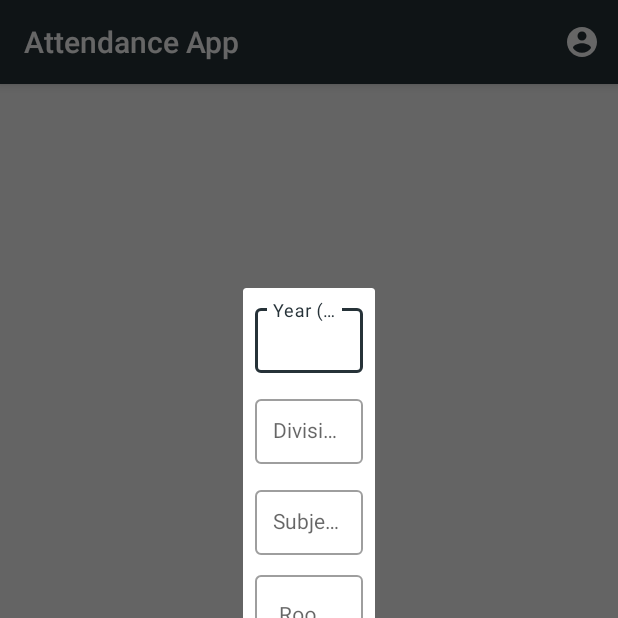
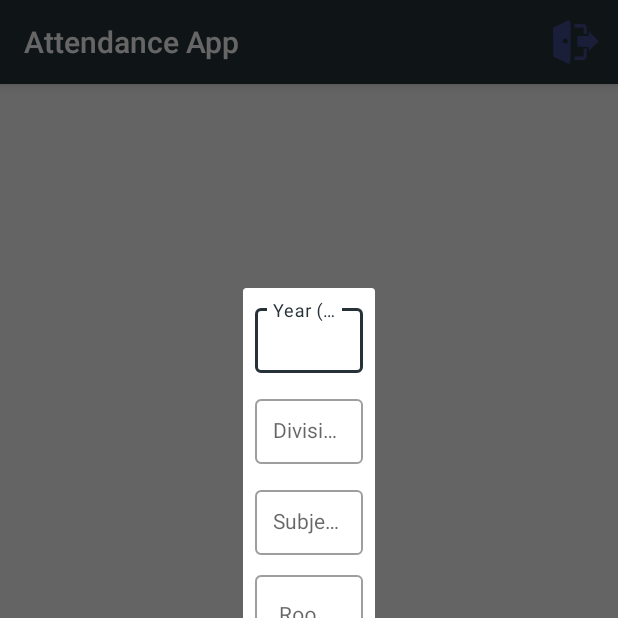
Before and after one commit to djunicode/attendance-android-app, an Android app: the TeacherHome screen opened directly, with no data from a screen before it, after a tap on an icon or button, on a phone screen of 412 x 824 dp, the top half of it. Run offline under Robolectric (Android 15) with nearby library versions, the phone set to English and light mode, and no system bars; 1 statement that could not run was skipped.

Commit message:
completed one time  login

```diff
--- a/app/src/main/java/io/github/djunicode/attendanceapp/LoginActivity.java
+++ b/app/src/main/java/io/github/djunicode/attendanceapp/LoginActivity.java
@@ -57,15 +57,17 @@ public class LoginActivity extends AppCompatActivity {
                             edit.putString("token",tokenResponse.getToken());
                             if(tokenResponse.getStudent())
                             {
-                                edit.putString("type","student");
+                                edit.putString("userType","student");
                                 edit.commit();
                                 startActivity(new Intent(LoginActivity.this, StudentHome.class));
+                                finish();
                             }
                             else
                             {
-                                edit.putString("type","teacher");
+                                edit.putString("userType","teacher");
                                 edit.commit();
                                 startActivity(new Intent(LoginActivity.this,TeacherHome.class));
+                                finish();
                             }
 
 
--- a/app/src/main/java/io/github/djunicode/attendanceapp/MainActivity.java
+++ b/app/src/main/java/io/github/djunicode/attendanceapp/MainActivity.java
@@ -30,7 +30,7 @@ public class MainActivity extends AppCompatActivity {
     protected void onCreate(Bundle savedInstanceState) {
         super.onCreate(savedInstanceState);
         setContentView(R.layout.activity_main);
-        spref=getApplication().getSharedPreferences("userType",MODE_PRIVATE);
+        spref=getApplication().getSharedPreferences("user",MODE_PRIVATE);
         if(spref.getString("userType","temp").equals("temp"))
         {
             startActivity(new Intent(MainActivity.this,LoginActivity.class));
--- a/app/src/main/java/io/github/djunicode/attendanceapp/TeacherSide/TeacherHome.java
+++ b/app/src/main/java/io/github/djunicode/attendanceapp/TeacherSide/TeacherHome.java
@@ -17,8 +17,10 @@ import java.text.SimpleDateFormat;
 import java.util.ArrayList;
 import java.util.Calendar;
 
+import io.github.djunicode.attendanceapp.LoginActivity;
 import io.github.djunicode.attendanceapp.R;
 import io.github.djunicode.attendanceapp.RetrofitInterface;
+import io.github.djunicode.attendanceapp.StudentSide.StudentHome;
 import io.github.djunicode.attendanceapp.TeacherSide.Adapters.MyLectureListAdapt;
 import io.github.djunicode.attendanceapp.TeacherSide.FormDialogFragment.OnDetailsSaved;
 import io.github.djunicode.attendanceapp.TeacherSide.Models.Lecture;
@@ -36,7 +38,7 @@ public class TeacherHome extends AppCompatActivity implements OnDetailsSaved {
     MyLectureListAdapt myLectureListAdapt;
     SharedPreferences spref;
     Lecture lectureForm;
-
+    public SharedPreferences.Editor edit;
     private FloatingActionButton newLectureFAB;
 
     @Override
@@ -55,6 +57,7 @@ public class TeacherHome extends AppCompatActivity implements OnDetailsSaved {
         });
 
         spref = getApplicationContext().getSharedPreferences("user", MODE_PRIVATE);
+        edit=spref.edit();
         SimpleDateFormat sdf = new SimpleDateFormat("dd-MM-yyyy");
         String date = sdf.format(Calendar.getInstance().getTime());
         Retrofit retrofit = new Retrofit.Builder().baseUrl("https://wizdem.pythonanywhere.com/Attendance/").addConverterFactory(GsonConverterFactory.create()).build();
@@ -114,7 +117,10 @@ public class TeacherHome extends AppCompatActivity implements OnDetailsSaved {
     @Override
     public boolean onOptionsItemSelected(MenuItem item) {
         if (item.getItemId() == R.id.menu_logout) {
-//            TODO Add Logout Code Here
+            edit.clear();
+            edit.commit();
+            startActivity(new Intent(TeacherHome.this, LoginActivity.class));
+            finish();
             return true;
         }
         return false;
--- /dev/null
+++ b/app/src/main/res/drawable/ic_logout.xml
@@ -0,0 +1,11 @@
+<vector android:height="50dp" android:viewportHeight="826"
+    android:viewportWidth="840" android:width="50dp" xmlns:android="http://schemas.android.com/apk/res/android">
+    <path android:fillColor="#434b8f"
+        android:pathData="M213,75.6c-146.3,66.8 -156.5,71.4 -158.1,71.4 -0.8,-0 -3.9,0.7 -6.7,1.5 -11,3.3 -21.4,16.7 -25.9,33.5 -1.7,6.1 -1.8,19.9 -1.8,232.5 0,212.6 0.1,226.4 1.8,232.5 4.5,16.8 14.9,30.2 25.9,33.5 2.8,0.8 5.9,1.5 6.8,1.5 1,-0 5.3,1.6 9.6,3.7 4.3,2 57.2,26.1 117.4,53.5 121.1,55.1 111.2,51.4 121.3,46 9.4,-5.1 17.5,-16.8 21.4,-31.2 1.7,-6.2 1.8,-24.3 1.8,-339.5 0,-315.2 -0.1,-333.3 -1.8,-339.5 -3.9,-14.3 -11.9,-26.1 -21.4,-31.2 -10.2,-5.5 -4.2,-7.6 -90.3,31.8zM240.2,353.1c24.9,5.2 40.6,30.1 34.3,54.4 -8.8,33.6 -50.1,44.7 -74.7,20.2 -11.2,-11.2 -15.6,-28.6 -10.9,-43.6 2.6,-8.5 6.1,-14 12.6,-19.9 11.2,-10.2 24.6,-14.1 38.7,-11.1z" android:strokeColor="#00000000"/>
+    <path android:fillColor="#434b8f"
+        android:pathData="M392,135l0,30 81,-0 81,-0 0,54.5 0,54.5 26.1,-0 26,-0 -0.3,-59.8c-0.3,-59.5 -0.4,-59.7 -2.7,-66.7 -6.8,-20.3 -18.4,-33.2 -35.7,-39.7l-5.9,-2.3 -84.7,-0.3 -84.8,-0.3 0,30.1z" android:strokeColor="#00000000"/>
+    <path android:fillColor="#434b8f"
+        android:pathData="M644.6,228.7c-0.3,0.3 -0.6,18.8 -0.6,41l0,40.3 -100.5,-0 -100.5,-0 0.2,93.2 0.3,93.3 100.3,0.3 100.2,0.2 0,36.8c0,20.3 0.3,37.1 0.6,37.5 0.5,0.5 168.8,-164.3 173.2,-169.5 0.7,-0.9 0.9,-2.2 0.6,-2.9 -0.4,-0.8 -17.9,-18.3 -38.9,-38.9 -21,-20.6 -59.8,-58.8 -86.2,-84.7 -26.4,-26 -48.3,-47 -48.7,-46.6z" android:strokeColor="#00000000"/>
+    <path android:fillColor="#434b8f"
+        android:pathData="M554.7,523.7c-0.4,0.3 -0.7,32.1 -0.7,70.5l0,69.8 -81,-0 -81,-0 0,30 0,30 81.4,-0c46.1,-0 83.5,-0.4 86.2,-0.9 16.9,-3.2 30.4,-13.7 38.9,-30.2 7.2,-14 6.9,-10 7.2,-94.2l0.4,-75.7 -25.4,-0c-13.9,-0 -25.7,0.3 -26,0.7z" android:strokeColor="#00000000"/>
+</vector>
--- a/app/src/main/res/layout/activity_login.xml
+++ b/app/src/main/res/layout/activity_login.xml
@@ -66,6 +66,8 @@
 
         <android.support.design.widget.TextInputLayout
             android:id="@+id/s1"
+            style="@style/Widget.MaterialComponents.TextInputLayout.OutlinedBox"
+
             android:layout_width="0dp"
             android:layout_height="wrap_content"
             android:layout_alignParentStart="true"
--- a/app/src/main/res/menu/menu_logout.xml
+++ b/app/src/main/res/menu/menu_logout.xml
@@ -4,7 +4,7 @@
 
     <item
         android:id="@+id/menu_logout"
-        android:icon="@drawable/user_logo"
+        android:icon="@drawable/ic_logout"
         android:title="Logout"
         app:showAsAction="ifRoom" />
 </menu>
```
Also changed, not shown: app/src/main/java/io/github/djunicode/attendanceapp/StudentSide/StudentHome.java (+8 -1 lines).
